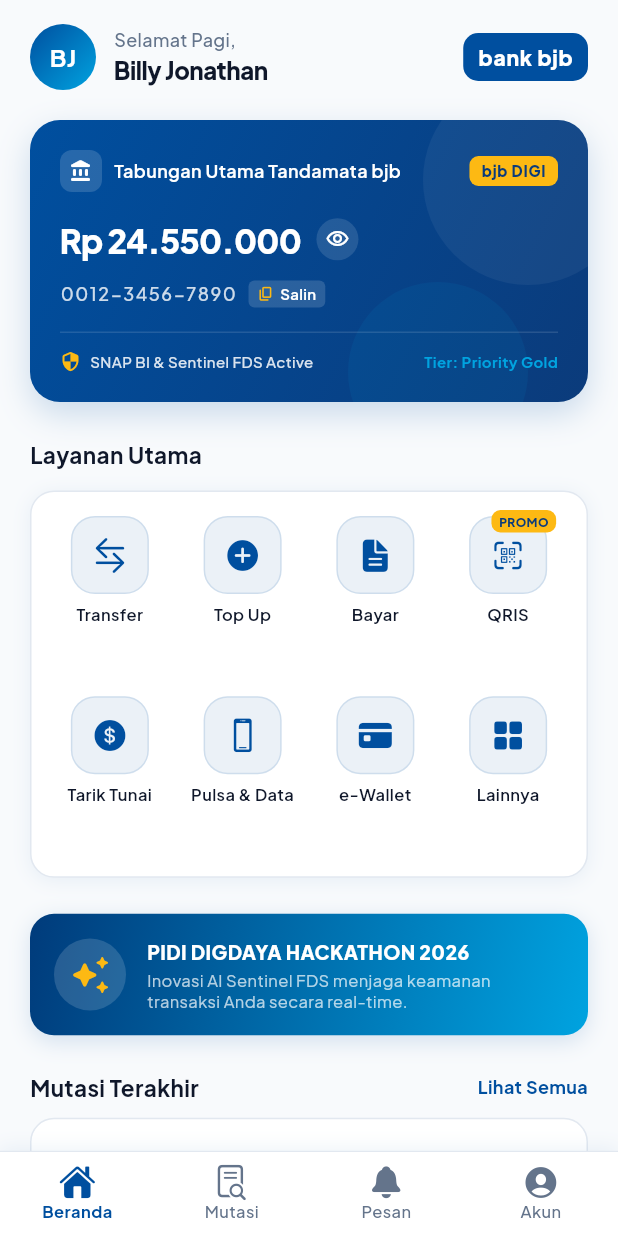
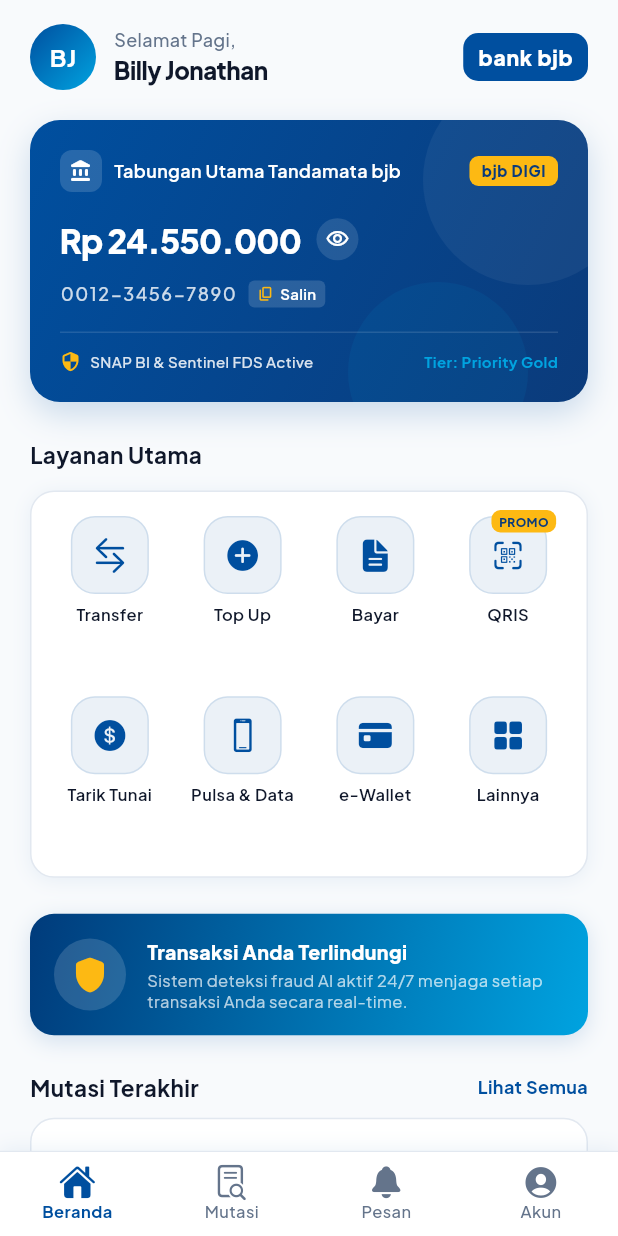
Before and after one commit to RifkiF00/crypto-sentinel-2026, a Flutter app: the screen it shows after launch, after a tap on "Masuk Sekarang", on a phone screen of 412 x 824 dp. Run offline on Flutter 3.47's test engine with Material 3 defaults, Android fonts, the phone set to English and light mode, and no system bars; our stand-ins replace google_fonts; network calls fail.

Commit message:
fix(bjb): fix TabBarView Flutter Web layout (LayoutBuilder+ConstrainedBox), live history screen, remove PIDI banner
- Fix transfer form kosong: TabBarView body wrapped in LayoutBuilder
- _buildFormTab pakai ConstrainedBox(minHeight) agar SingleChildScrollView terlihat
- _buildFavoritesTab constraint fix untuk Flutter Web
- history_screen.dart: full live DB integration (fetch /bri/transactions)
- Total masuk/keluar dihitung dari data real bukan hardcode
- Filter chips (Semua/Masuk/Keluar) bekerja dari live data
- Hapus referensi 'PIDI DIGDAYA HACKATHON 2026' dari home screen
- Ganti dengan banner keamanan transaksi profesional

```diff
--- a/mobile-banking-bjb/lib/screens/history_screen.dart
+++ b/mobile-banking-bjb/lib/screens/history_screen.dart
@@ -1,10 +1,11 @@
 import 'package:flutter/material.dart';
 import '../core/constants/colors.dart';
+import '../data/api_service.dart';
 import '../data/mock_data.dart';
 import '../widgets/transaction_item.dart';
 import 'menus/receipt_screen.dart';
 
-/// Layar Mutasi Rekening & Riwayat Transaksi bjb DIGI
+/// Layar Mutasi Rekening — LIVE dari database expresso-api
 class HistoryScreen extends StatefulWidget {
   const HistoryScreen({super.key});
 
@@ -13,29 +14,93 @@
 }
 
 class _HistoryScreenState extends State<HistoryScreen> {
-  int _selectedFilterIndex = 0; // 0: Semua, 1: Masuk, 2: Keluar
+  static const String _bjbAccountId = '1234567890';
+
+  int _selectedFilterIndex = 0;
+  bool _isLoading = true;
+  List<Map<String, dynamic>> _allTxList = [];
+
+  @override
+  void initState() {
+    super.initState();
+    _fetchHistory();
+  }
+
+  Future<void> _fetchHistory() async {
+    setState(() => _isLoading = true);
+    final txList = await BjbApiService.getTransactions(
+      accountId: _bjbAccountId,
+      limit: 50,
+    );
+    if (mounted) {
+      setState(() {
+        _allTxList = txList;
+        _isLoading = false;
+      });
+    }
+  }
+
+  List<Map<String, dynamic>> get _filteredList {
+    if (_selectedFilterIndex == 1) return _allTxList.where((tx) => tx['isIncoming'] == true).toList();
+    if (_selectedFilterIndex == 2) return _allTxList.where((tx) => tx['isIncoming'] == false).toList();
+    return _allTxList;
+  }
+
+  String get _totalMasuk {
+    int total = 0;
+    for (final tx in _allTxList) {
+      if (tx['isIncoming'] == true) {
+        // Parse angka dari string "+ Rp 500.000"
+        final raw = tx['amount'].toString().replaceAll(RegExp(r'[^0-9]'), '');
+        total += int.tryParse(raw) ?? 0;
+      }
+    }
+    return _formatAmount(total);
+  }
+
+  String get _totalKeluar {
+    int total = 0;
+    for (final tx in _allTxList) {
+      if (tx['isIncoming'] == false) {
+        final raw = tx['amount'].toString().replaceAll(RegExp(r'[^0-9]'), '');
+        total += int.tryParse(raw) ?? 0;
+      }
+    }
+    return _formatAmount(total);
+  }
+
+  String _formatAmount(int amount) {
+    return amount.toString().replaceAllMapped(
+      RegExp(r'(\d{1,3})(?=(\d{3})+(?!\d))'),
+      (m) => '${m[1]}.',
+    );
+  }
 
   @override
   Widget build(BuildContext context) {
-    const allList = MockData.fullHistory;
-    final filteredList = allList.where((tx) {
-      if (_selectedFilterIndex == 1) return tx.isIncoming;
-      if (_selectedFilterIndex == 2) return !tx.isIncoming;
-      return true;
-    }).toList();
+    final now = DateTime.now();
+    final bulan = ['Jan','Feb','Mar','Apr','Mei','Jun','Jul','Agu','Sep','Okt','Nov','Des'][now.month - 1];
+    final periodLabel = '$bulan ${now.year}';
 
     return Scaffold(
       backgroundColor: AppColors.background,
       appBar: AppBar(
-        title: const Text('Mutasi Rekening bjb'),
+        title: const Text('Mutasi Rekening'),
+        actions: [
+          IconButton(
+            icon: const Icon(Icons.refresh_rounded),
+            tooltip: 'Refresh',
+            onPressed: _fetchHistory,
+          ),
+        ],
       ),
       body: SafeArea(
         child: Column(
           children: [
-            // Filter Selector Header
+            // Header Filter + Ringkasan
             Container(
               color: AppColors.surface,
-              padding: const EdgeInsets.symmetric(horizontal: 20, vertical: 12),
+              padding: const EdgeInsets.symmetric(horizontal: 20, vertical: 14),
               child: Column(
                 children: [
                   // Filter Chips
@@ -51,7 +116,7 @@
 
                   const SizedBox(height: 14),
 
-                  // Ringkasan Arus Kas Bulan Ini
+                  // Ringkasan Arus Kas — Kalkulasi dari transaksi live
                   Container(
                     padding: const EdgeInsets.all(14),
                     decoration: BoxDecoration(
@@ -59,24 +124,43 @@
                       borderRadius: BorderRadius.circular(12),
                       border: Border.all(color: AppColors.border),
                     ),
-                    child: const Row(
+                    child: _isLoading
+                        ? const Center(
+                            child: SizedBox(
+                              height: 28,
+                              child: CircularProgressIndicator(
+                                strokeWidth: 2,
+                                color: AppColors.primary,
+                              ),
+                            ),
+                          )
+                        : Row(
                             mainAxisAlignment: MainAxisAlignment.spaceAround,
                             children: [
                               Column(
                                 crossAxisAlignment: CrossAxisAlignment.start,
                                 children: [
-                            Text('Total Masuk (Agu 2026)', style: TextStyle(fontSize: 11, color: AppColors.textSecondary)),
-                            SizedBox(height: 2),
-                            Text('+ Rp 26.500.000', style: TextStyle(fontSize: 13, fontWeight: FontWeight.w700, color: AppColors.accentGreen)),
+                                  Text('Total Masuk ($periodLabel)',
+                                      style: const TextStyle(fontSize: 11, color: AppColors.textSecondary)),
+                                  const SizedBox(height: 2),
+                                  Text('+ Rp $_totalMasuk',
+                                      style: const TextStyle(
+                                          fontSize: 13, fontWeight: FontWeight.w700, color: AppColors.accentGreen)),
                                 ],
                               ),
-                        SizedBox(height: 28, child: VerticalDivider(color: AppColors.border, thickness: 1)),
+                              const SizedBox(
+                                  height: 28, child: VerticalDivider(color: AppColors.border, thickness: 1)),
                               Column(
                                 crossAxisAlignment: CrossAxisAlignment.start,
                                 children: [
-                            Text('Total Keluar (Agu 2026)', style: TextStyle(fontSize: 11, color: AppColors.textSecondary)),
-                            SizedBox(height: 2),
-                            Text('- Rp 2.120.000', style: TextStyle(fontSize: 13, fontWeight: FontWeight.w700, color: AppColors.textPrimary)),
+                                  Text('Total Keluar ($periodLabel)',
+                                      style: const TextStyle(fontSize: 11, color: AppColors.textSecondary)),
+                                  const SizedBox(height: 2),
+                                  Text('- Rp $_totalKeluar',
+                                      style: const TextStyle(
+                                          fontSize: 13,
+                                          fontWeight: FontWeight.w700,
+                                          color: AppColors.textPrimary)),
                                 ],
                               ),
                             ],
@@ -88,42 +172,79 @@
 
             const Divider(height: 1),
 
-            // Daftar Transaksi Mutasi
+            // Daftar Transaksi Live
             Expanded(
-              child: filteredList.isEmpty
+              child: _isLoading
                   ? const Center(
-                      child: Text(
+                      child: Column(
+                        mainAxisSize: MainAxisSize.min,
+                        children: [
+                          CircularProgressIndicator(color: AppColors.primary),
+                          SizedBox(height: 14),
+                          Text('Memuat mutasi rekening...', style: TextStyle(color: AppColors.textSecondary)),
+                        ],
+                      ),
+                    )
+                  : _filteredList.isEmpty
+                      ? Center(
+                          child: Column(
+                            mainAxisSize: MainAxisSize.min,
+                            children: [
+                              Icon(Icons.receipt_long_outlined, size: 48, color: AppColors.textSecondary.withOpacity(0.4)),
+                              const SizedBox(height: 12),
+                              const Text(
                                 'Tidak ada transaksi pada kategori ini',
                                 style: TextStyle(fontSize: 13, color: AppColors.textSecondary),
                               ),
+                            ],
+                          ),
                         )
                       : ListView.separated(
-                      padding: const EdgeInsets.symmetric(horizontal: 20, vertical: 12),
-                      itemCount: filteredList.length,
-                      separatorBuilder: (_, __) => const Divider(height: 1, indent: 70),
+                          padding: const EdgeInsets.symmetric(horizontal: 16, vertical: 12),
+                          itemCount: _filteredList.length,
+                          separatorBuilder: (_, __) => const SizedBox(height: 8),
                           itemBuilder: (context, index) {
-                        final tx = filteredList[index];
+                            final tx = _filteredList[index];
+                            final liveModel = TransactionModel(
+                              id: tx['id'] ?? '-',
+                              title: tx['title'] ?? '-',
+                              category: tx['category'] ?? 'TRANSFER',
+                              date: tx['date'] ?? '-',
+                              amount: tx['amount'] ?? '-',
+                              isIncoming: tx['isIncoming'] == true,
+                              status: tx['status'] ?? 'BERHASIL',
+                              refNumber: tx['refNumber'] ?? '-',
+                            );
                             return Container(
                               decoration: BoxDecoration(
                                 color: AppColors.surface,
                                 borderRadius: BorderRadius.circular(12),
-                            border: Border.all(color: AppColors.border.withOpacity(0.5)),
+                                border: Border.all(
+                                  color: tx['isBlocked'] == true
+                                      ? AppColors.accentRed.withOpacity(0.3)
+                                      : AppColors.border.withOpacity(0.5),
                                 ),
-                          margin: const EdgeInsets.only(bottom: 6),
+                                boxShadow: const [
+                                  BoxShadow(color: AppColors.shadow, blurRadius: 4, offset: Offset(0, 1)),
+                                ],
+                              ),
                               child: TransactionItem(
-                            transaction: tx,
+                                transaction: liveModel,
                                 onTap: () {
                                   Navigator.push(
                                     context,
                                     MaterialPageRoute(
                                       builder: (_) => ReceiptScreen(
-                                    title: tx.title,
-                                    amount: tx.amount.replaceAll('+', '').replaceAll('-', '').trim(),
-                                    receiverAccount: '1234-5678-90',
-                                    receiverName: tx.title.replaceAll('Transfer ke ', '').replaceAll('Transfer dari ', ''),
-                                    category: tx.category,
-                                    refNumber: tx.refNumber,
-                                    status: tx.status,
+                                        title: liveModel.title,
+                                        amount: liveModel.amount
+                                            .replaceAll('+ ', '')
+                                            .replaceAll('- ', '')
+                                            .trim(),
+                                        receiverAccount: '-',
+                                        receiverName: liveModel.title,
+                                        category: liveModel.category,
+                                        refNumber: liveModel.refNumber,
+                                        status: liveModel.status,
                                       ),
                                     ),
                                   );
@@ -145,7 +266,8 @@
       child: InkWell(
         onTap: () => setState(() => _selectedFilterIndex = index),
         borderRadius: BorderRadius.circular(20),
-        child: Container(
+        child: AnimatedContainer(
+          duration: const Duration(milliseconds: 200),
           padding: const EdgeInsets.symmetric(vertical: 8),
           decoration: BoxDecoration(
             color: isSelected ? AppColors.primary : AppColors.surfaceVariant,
--- a/mobile-banking-bjb/lib/screens/home_screen.dart
+++ b/mobile-banking-bjb/lib/screens/home_screen.dart
@@ -255,7 +255,7 @@
 
               const SizedBox(height: 24),
 
-              // 4. Banner Spesial Inovasi PIDI DIGDAYA bjb 2026
+              // 4. Banner Keamanan Transaksi (Profesional)
               Container(
                 width: double.infinity,
                 padding: const EdgeInsets.all(16),
@@ -278,7 +278,7 @@
                         color: Colors.white.withOpacity(0.15),
                         shape: BoxShape.circle,
                       ),
-                      child: const Icon(Icons.auto_awesome_rounded, color: AppColors.accentGold, size: 28),
+                      child: const Icon(Icons.shield_rounded, color: AppColors.accentGold, size: 28),
                     ),
                     const SizedBox(width: 14),
                     const Expanded(
@@ -286,7 +286,7 @@
                         crossAxisAlignment: CrossAxisAlignment.start,
                         children: [
                           Text(
-                            'PIDI DIGDAYA HACKATHON 2026',
+                            'Transaksi Anda Terlindungi',
                             style: TextStyle(
                               fontSize: 13,
                               fontWeight: FontWeight.w800,
@@ -295,7 +295,7 @@
                           ),
                           SizedBox(height: 2),
                           Text(
-                            'Inovasi AI Sentinel FDS menjaga keamanan transaksi Anda secara real-time.',
+                            'Sistem deteksi fraud AI aktif 24/7 menjaga setiap transaksi Anda secara real-time.',
                             style: TextStyle(fontSize: 11, color: Colors.white70, height: 1.3),
                           ),
                         ],
@@ -306,6 +306,7 @@
               ),
 
               const SizedBox(height: 24),
+
 
               // 5. Mutasi Rekening Terakhir & CTA Lihat Semua
               Row(
@@ -336,16 +337,16 @@
               ),
               const SizedBox(height: 10),
 
-              // 5. Mutasi Rekening — LIVE dari DB (fallback ke empty state)
-              _isLoadingTx
-                  ? const Center(
+              // 5. Mutasi Rekening — LIVE dari DB (fallback ke empty/loading state)
+              if (_isLoadingTx)
+                const Center(
                   child: Padding(
                     padding: EdgeInsets.symmetric(vertical: 24),
                     child: CircularProgressIndicator(color: AppColors.primary),
                   ),
                 )
-                  : _liveTxList.isEmpty
-                      ? Container(
+              else if (_liveTxList.isEmpty)
+                Container(
                   padding: const EdgeInsets.all(28),
                   decoration: BoxDecoration(
                     color: AppColors.surface,
@@ -354,6 +355,7 @@
                   ),
                   child: const Center(
                     child: Column(
+                      mainAxisSize: MainAxisSize.min,
                       children: [
                         Icon(Icons.receipt_long_outlined, size: 40, color: AppColors.textSecondary),
                         SizedBox(height: 10),
@@ -365,7 +367,8 @@
                     ),
                   ),
                 )
-                      : Container(
+              else
+                Container(
                   decoration: BoxDecoration(
                     color: AppColors.surface,
                     borderRadius: BorderRadius.circular(16),
@@ -374,13 +377,14 @@
                       BoxShadow(color: AppColors.shadow, blurRadius: 10, offset: Offset(0, 2)),
                     ],
                   ),
-                          child: ListView.separated(
-                            shrinkWrap: true,
-                            physics: const NeverScrollableScrollPhysics(),
-                            itemCount: _liveTxList.length,
-                            separatorBuilder: (_, __) => const Divider(height: 1, indent: 70),
-                            itemBuilder: (context, index) {
-                              final tx = _liveTxList[index];
+                  // Gunakan Column+map bukan ListView.separated untuk
+                  // menghindari RenderBox constraint error di SingleChildScrollView
+                  child: Column(
+                    mainAxisSize: MainAxisSize.min,
+                    children: [
+                      for (int i = 0; i < _liveTxList.length; i++) ...[
+                        Builder(builder: (ctx) {
+                          final tx = _liveTxList[i];
                           final liveModel = TransactionModel(
                             id: tx['id'] ?? '-',
                             title: tx['title'] ?? '-',
@@ -395,11 +399,14 @@
                             transaction: liveModel,
                             onTap: () {
                               Navigator.push(
-                                    context,
+                                ctx,
                                 MaterialPageRoute(
                                   builder: (_) => ReceiptScreen(
                                     title: liveModel.title,
-                                        amount: liveModel.amount.replaceAll('+', '').replaceAll('-', '').trim(),
+                                    amount: liveModel.amount
+                                        .replaceAll('+ ', '')
+                                        .replaceAll('- ', '')
+                                        .trim(),
                                     receiverAccount: '-',
                                     receiverName: liveModel.title,
                                     category: liveModel.category,
@@ -410,9 +417,14 @@
                               );
                             },
                           );
-                            },
+                        }),
+                        if (i < _liveTxList.length - 1)
+                          const Divider(height: 1, indent: 70),
+                      ],
+                    ],
                   ),
                 ),
+
 
               const SizedBox(height: 20),
             ],
```
Also changed, not shown: mobile-banking-bjb/lib/screens/menus/transfer_screen.dart (+20 -10 lines), mobile-banking-bjb/pubspec.lock, 1 other file. Lines whose indentation alone changed are shown as unchanged.
